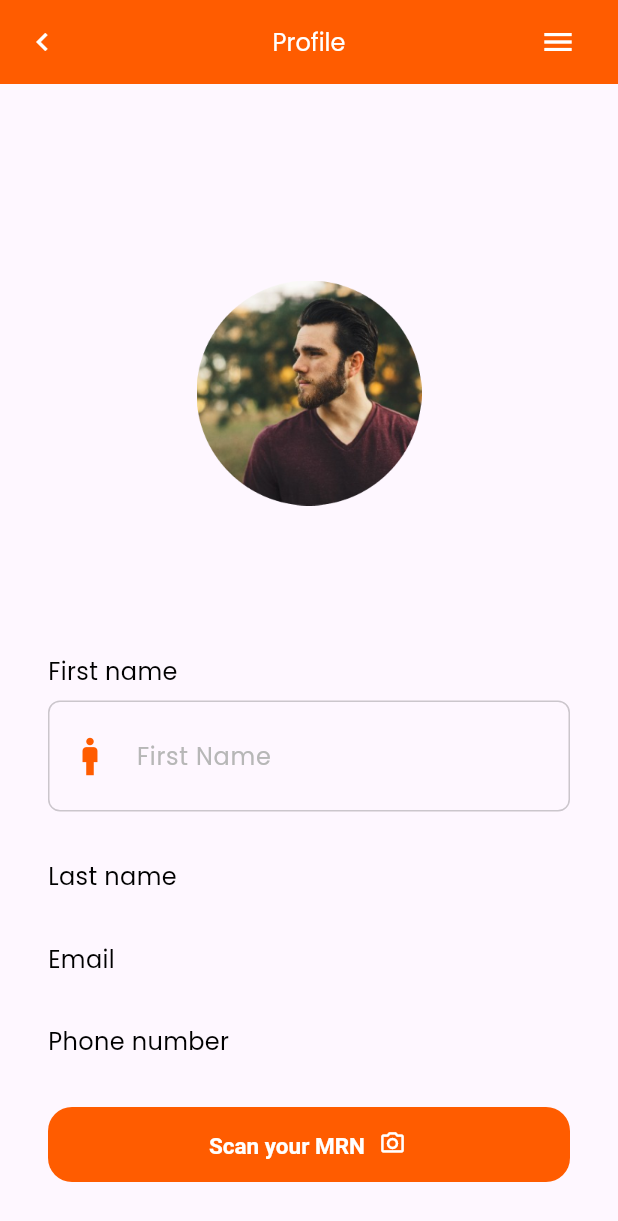
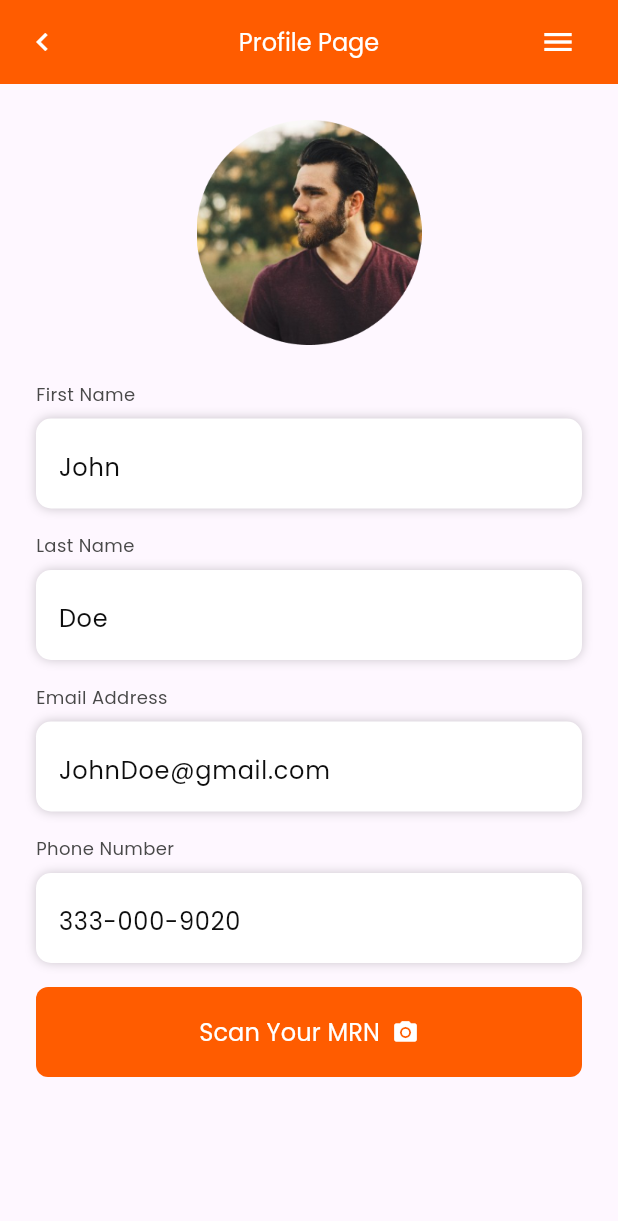
Before and after one commit to JamshedK/Flutter-Training-PI, a Flutter app: the ProfilePage screen opened directly, on a phone screen of 412 x 824 dp. Shown: the top 1221 px of the screen. Run offline on Flutter 3.47's test engine with Material 3 defaults, Android fonts, the phone set to English and light mode, and no system bars; our stand-ins replace firebase_auth, firebase_core, google_sign_in; accounts and stored records are empty.

Commit message:
fixed navbar; added profile from ameer branch

```diff
--- a/lib/homepage.dart
+++ b/lib/homepage.dart
@@ -4,6 +4,7 @@ import 'package:tutorial/constants.dart';
 import 'package:tutorial/form_box.dart';
 import 'package:tutorial/notifications.dart';
 import 'package:tutorial/current_visit_page.dart';
+import 'package:tutorial/profile_screen.dart';
 
 class Homepage extends StatefulWidget {
   const Homepage({super.key});
@@ -36,28 +37,23 @@ class _HomepageState extends State<Homepage> {
           selectedIndex: currentPageIndex,
           destinations: <Widget>[
             NavigationDestination(
-              selectedIcon: Icon(Icons.home, color: primaryColor),
-              icon: Image.asset("assets/nb_profile.png", scale: 1.5), // Icon(Icons.home_outlined),
+              selectedIcon: Image.asset("assets/navbar/home_clicked.png", scale: 1.5),
+              icon: Image.asset("assets/navbar/home.png", scale: 1.5), // Icon(Icons.home_outlined),
               label: 'Home',
             ),
             NavigationDestination(
-              selectedIcon:
-                  Icon(Icons.notifications_sharp, color: primaryColor),
-              icon: Image.asset("assets/nb_profile.png", scale: 1.5), // Badge(child: Icon(Icons.notifications_sharp)),
+              selectedIcon: Image.asset("assets/navbar/currvisit_clicked.png", scale: 1.5),
+              icon: Image.asset("assets/navbar/currvisit.png", scale: 1.5), // Badge(child: Icon(Icons.notifications_sharp)),
               label: 'Current Visit',
             ),
             NavigationDestination(
-              icon: Badge(
-                label: Text('2'),
-                child: Image.asset("assets/nb_history.png", scale: 1.5), //Icon(Icons.messenger_sharp),
-              ),
+              selectedIcon: Image.asset("assets/navbar/history_clicked.png", scale: 1.5),
+              icon: Image.asset("assets/navbar/history.png", scale: 1.5),
               label: 'History',
             ),
             NavigationDestination(
-              icon: Badge(
-                label: Text('2'),
-                child: Image.asset("assets/nb_profile.png", scale: 1.5), // Icon(Icons.messenger_sharp),
-              ),
+              selectedIcon: Image.asset("assets/navbar/profile_clicked.png", scale: 1.5),
+              icon: Image.asset("assets/navbar/profile.png", scale: 1.5),
               label: 'Profile',
             ),
           ],
@@ -390,87 +386,6 @@ class HomeScreen2 extends StatelessWidget {
   }
 }
 
-class ProfilePage extends StatelessWidget {
-  const ProfilePage({super.key});
-
-  @override
-  Widget build(BuildContext context) {
-    return Scaffold(
-      appBar: AppBar(
-        backgroundColor: primaryColor,
-        iconTheme: const IconThemeData(color: Color(0xFFFFFFFF)),
-        leading: Navigator.canPop(context)
-            ? IconButton(
-                onPressed: () {
-                  Navigator.pop(context);
-                },
-                icon: const Icon(
-                  Icons.navigate_before_sharp,
-                  color: Colors.white,
-                ),
-              )
-            : null,
-        centerTitle: true,
-        title: const Text(
-          "Profile",
-          style: TextStyle(color: Colors.white, fontSize: 16),
-        ),
-        actions: [
-          Padding(
-            padding: const EdgeInsets.only(right: 16.0),
-            child: IconButton(
-              icon: const Icon(Icons.menu),
-              color: Colors.white,
-              onPressed: () {},
-            ),
-          )
-        ],
-      ),
-      body: Padding(
-        padding: const EdgeInsets.all(32),
-        child: SingleChildScrollView(
-          child: Column(
-            crossAxisAlignment: CrossAxisAlignment.stretch,
-            children: [
-              Image.asset('assets/profile_pic.png', scale: 2,),
-              const Text(
-                'First name',
-                style: TextStyle(color: Colors.black, fontSize: 16),
-              ),
-              const SizedBox(height: 8),
-              // TODO: FormBox should not be const, and controller should update credentials
-              const FormBox(
-                icon: Icons.man,
-                hintText: 'First Name',
-                obscureText: false,
-                // controller: _passwordController,
-                keyboardType: TextInputType.none,
-              ),
-              const SizedBox(height: 32),
-              const Text(
-                'Last name',
-                style: TextStyle(color: Colors.black, fontSize: 16),
-              ),
-              const SizedBox(height: 32),
-              const Text(
-                'Email',
-                style: TextStyle(color: Colors.black, fontSize: 16),
-              ),
-              const SizedBox(height: 32),
-              const Text(
-                'Phone number',
-                style: TextStyle(color: Colors.black, fontSize: 16),
-              ),
-              const SizedBox(height: 32),
-              _createMRNButton,
-            ],
-          ),
-        ),
-      ),
-    );
-  }
-}
-
 Widget get _createMRNButton => TextButton(
       onPressed: () async {
         print("Scan your MRN");
--- /dev/null
+++ b/lib/profile_screen.dart
@@ -0,0 +1,169 @@
+import 'package:flutter/material.dart';
+import 'package:tutorial/constants.dart';
+import 'package:tutorial/form_box.dart';
+import 'package:tutorial/form_helpers.dart';
+
+class ProfilePage extends StatefulWidget {
+  const ProfilePage({super.key});
+
+  @override
+  State<ProfilePage> createState() => _ProfilePageState();
+}
+
+class _ProfilePageState extends State<ProfilePage> {
+  @override
+  void initState() {
+    super.initState();
+
+    _firstNameController = TextEditingController(text: "John");
+    _lastNameController = TextEditingController(text: "Doe");
+    _emailController = TextEditingController(text: "JohnDoe@gmail.com");
+    _phoneNumberController = TextEditingController(text: "333-000-9020");
+  }
+
+  @override
+  void dispose() {
+    _firstNameController.dispose();
+    _lastNameController.dispose();
+    _emailController.dispose();
+    _phoneNumberController.dispose();
+
+    super.dispose();
+  }
+
+  late TextEditingController _firstNameController;
+  late TextEditingController _lastNameController;
+  late TextEditingController _emailController;
+  late TextEditingController _phoneNumberController;
+
+  @override
+  Widget build(BuildContext context) {
+    return Scaffold(
+      appBar: AppBar(
+        backgroundColor: primaryColor,
+        iconTheme: const IconThemeData(color: Color(0xFFFFFFFF)),
+        leading: Navigator.canPop(context)
+            ? IconButton(
+                onPressed: () {
+                  Navigator.pop(context);
+                },
+                icon: const Icon(
+                  Icons.navigate_before_sharp,
+                  color: Colors.white,
+                ),
+              )
+            : null,
+        centerTitle: true,
+        title: const Text(
+          "Profile Page",
+          style: TextStyle(color: Colors.white, fontSize: 16),
+        ),
+        actions: [
+          Padding(
+            padding: const EdgeInsets.only(right: 16.0),
+            child: IconButton(
+              icon: const Icon(Icons.menu),
+              color: Colors.white,
+              onPressed: () {},
+            ),
+          )
+        ],
+      ),
+      body: SingleChildScrollView(
+        clipBehavior: Clip.antiAlias,
+        child: Padding(
+          padding: const EdgeInsets.all(24),
+          child: Column(
+            crossAxisAlignment: CrossAxisAlignment.stretch,
+            children: [
+              // TODO: Make the PP a clipped picture (e.g., CircleAvatar).
+              Image.asset(
+                'assets/profile_pic.png',
+                height: 150,
+                width: 150,
+              ),
+              const SizedBox(
+                height: 24,
+              ),
+              ...buildInputBox(_firstNameController, "First Name"),
+              ...buildInputBox(_lastNameController, "Last Name"),
+              ...buildInputBox(_emailController, "Email Address"),
+              ...buildInputBox(_phoneNumberController, "Phone Number"),
+              SizedBox(
+                width: 380,
+                height: 60,
+                child: TextButton(
+                  onPressed: () {},
+                  style: ButtonStyle(
+                    backgroundColor: MaterialStateProperty.all(primaryColor),
+                    foregroundColor: MaterialStateProperty.all(Colors.white),
+                    shape: MaterialStateProperty.all(
+                      RoundedRectangleBorder(
+                        borderRadius: BorderRadius.circular(8),
+                      ),
+                    ),
+                  ),
+                  child: const Row(
+                    mainAxisAlignment: MainAxisAlignment.center,
+                    children: [
+                      // Add some space between the icon and text
+                      Text(
+                        'Scan Your MRN',
+                        style: TextStyle(fontSize: 16, height: 1.5),
+                      ),
+                      SizedBox(width: 8),
+                      Icon(Icons.camera_alt),
+                    ],
+                  ),
+                ),
+              ),
+            ],
+          ),
+        ),
+      ),
+    );
+  }
+}
+
+/// Creates the user input box, used acorss many pages.
+/// Takes in the controller and hintText.
+/// Calls the InputBoxStyle method from form helpers.
+List<Widget> buildInputBox(TextEditingController controller, String hintText) {
+  return [
+    Text(
+      hintText,
+      style: const TextStyle(color: grayColor, fontSize: 12),
+    ),
+    const SizedBox(height: 8),
+    FormHelpers.inputBoxStyle(controller),
+    const SizedBox(height: 16),
+  ];
+}
+
+
+// TODO: Review this.
+// class _ProfileColumn extends StatelessWidget {
+//   const _ProfileColumn({
+//     required this.labels,
+//     required this.controllers,
+//   });
+
+//   final List<String> labels;
+//   final List<TextEditingController> controllers;
+
+//   @override
+//   Widget build(BuildContext context) {
+//     assert(labels.length == controllers.length);
+
+//     return Column(
+//       children: [
+//         for (int i = 0; i < labels.length; ++i) ...[
+//           Text(labels[i]),
+//           const SizedBox(height: 8),
+//           buildInputBox(controllers[i]),
+//           const SizedBox(height: 16),
+//         ],
+//       ],
+//     );
+//   }
+// }
--- a/pubspec.yaml
+++ b/pubspec.yaml
@@ -64,6 +64,7 @@ flutter:
 
   assets:
     - assets/
+    - assets/navbar/
 
   # An image asset can refer to one or more resolution-specific "variants", see
   # https://flutter.dev/assets-and-images/#resolution-aware
```
Also changed, not shown: lib/form_helpers.dart (+41 -1 lines), assets/navbar/CURRVISIT.png (added), assets/navbar/HISTORY.png (renamed from assets/nb_history.png), assets/navbar/HOME.png (added), assets/navbar/PROFILE.png (renamed from assets/nb_profile.png), assets/navbar/PROFILE_CLICKED.png (added), assets/navbar/currvisit_clicked.png (added), assets/navbar/history_clicked.png (added), assets/navbar/home_clicked.png (renamed from assets/nb_home_clicked.png).
